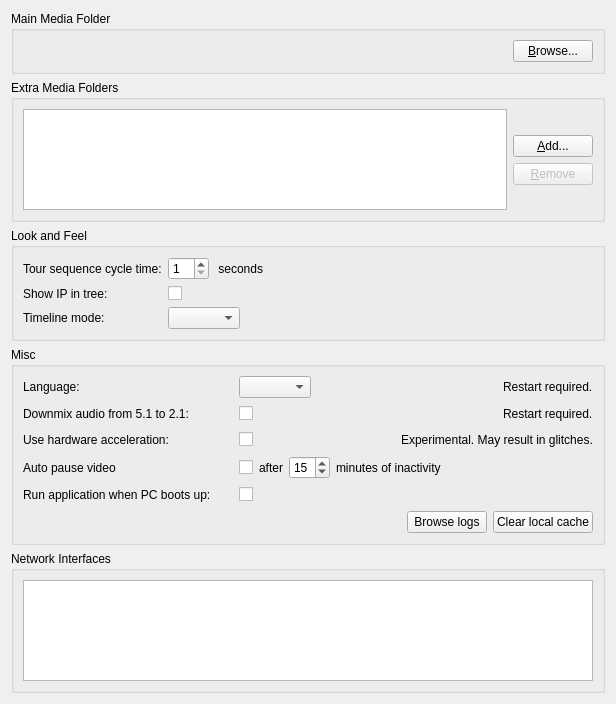
First picture: the form in client/src/ui/widgets/settings/general_preferences_widget.ui, repository networkoptix/nx_open, before the edit.
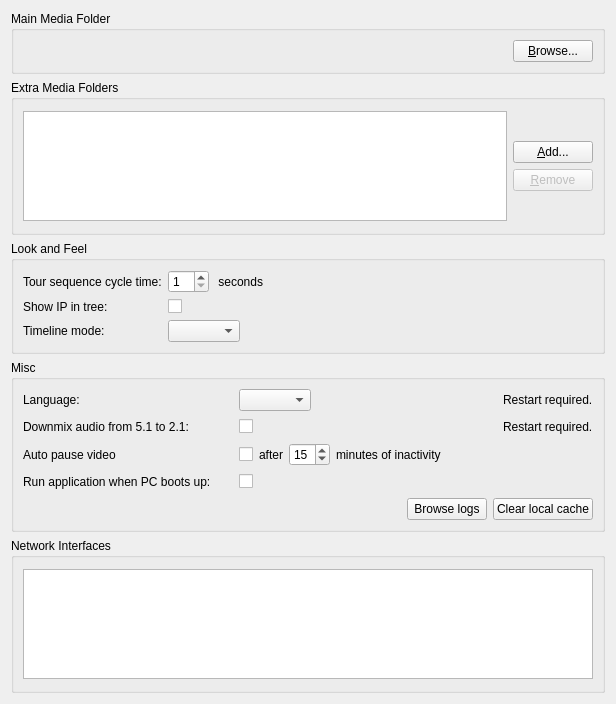
Second picture: the form after the edit.

Commit message:
refs Feature #2723: Disable hardware acceleration
<==== Mercurial data ====>
Branch: master

The edit to the form file:
```diff
--- a/client/src/ui/widgets/settings/general_preferences_widget.ui
+++ b/client/src/ui/widgets/settings/general_preferences_widget.ui
@@ -311,64 +311,6 @@
         </item>
        </layout>
       </item>
-      <item>
-       <widget class="QWidget" name="hardwareAccelerationWidget" native="true">
-        <layout class="QHBoxLayout" name="hardwareDecodingControlsLayout">
-         <property name="leftMargin">
-          <number>0</number>
-         </property>
-         <property name="topMargin">
-          <number>0</number>
-         </property>
-         <property name="rightMargin">
-          <number>0</number>
-         </property>
-         <property name="bottomMargin">
-          <number>0</number>
-         </property>
-         <item>
-          <widget class="QLabel" name="hardwareDecodingLabel">
-           <property name="minimumSize">
-            <size>
-             <width>210</width>
-             <height>0</height>
-            </size>
-           </property>
-           <property name="text">
-            <string>Use hardware acceleration:</string>
-           </property>
-          </widget>
-         </item>
-         <item>
-          <widget class="QCheckBox" name="hardwareDecodingCheckBox">
-           <property name="text">
-            <string/>
-           </property>
-          </widget>
-         </item>
-         <item>
-          <spacer name="horizontalSpacer_5">
-           <property name="orientation">
-            <enum>Qt::Horizontal</enum>
-           </property>
-           <property name="sizeHint" stdset="0">
-            <size>
-             <width>40</width>
-             <height>20</height>
-            </size>
-           </property>
-          </spacer>
-         </item>
-         <item>
-          <widget class="QLabel" name="hwAccelerationWarningLabel">
-           <property name="text">
-            <string>Experimental. May result in glitches.</string>
-           </property>
-          </widget>
-         </item>
-        </layout>
-       </widget>
-      </item>
       <item>
        <layout class="QHBoxLayout" name="pauseOnInactivityLayout">
         <item>
```
The commit also changes 6 other files.
